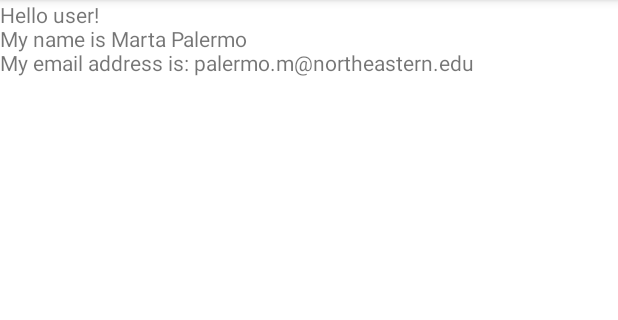
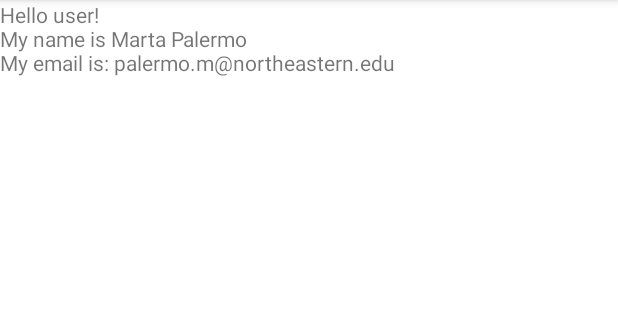
Before and after one commit to martapalermo/5520_SemesterApp, an Android app: the About screen opened directly, with no data from a screen before it, on a phone screen of 412 x 824 dp, the part 84-404 px from its top. Run offline under Robolectric (Android 15) with nearby library versions, the phone set to English and light mode, and no system bars.

```diff
--- a/app/src/main/java/edu/neu/madcourse/madsu21_martapalermo/A3.java
+++ b/app/src/main/java/edu/neu/madcourse/madsu21_martapalermo/A3.java
@@ -3,4 +3,5 @@ package edu.neu.madcourse.madsu21_martapalermo;
 import androidx.appcompat.app.AppCompatActivity;
 
 public class A3 extends AppCompatActivity {
+
 }
--- a/app/src/main/res/layout/activity_about.xml
+++ b/app/src/main/res/layout/activity_about.xml
@@ -10,9 +10,10 @@
         android:id="@+id/textView1"
         android:layout_width="wrap_content"
         android:layout_height="wrap_content"
-        android:text="@string/hello_user_nmy_name_is_marta_palermo_nmy_email_address_is_palermo_m_northeastern_edu"
-        tools:layout_editor_absoluteX="0dp"
-        tools:layout_editor_absoluteY="347dp"
-        tools:ignore="MissingConstraints" />
+        android:text="Hello user! \nMy name is Marta Palermo
+        \nMy email is: palermo.m@northeastern.edu"
+        tools:ignore="MissingConstraints"
+        tools:layout_editor_absoluteX="72dp"
+        tools:layout_editor_absoluteY="339dp" />
 
 </androidx.constraintlayout.widget.ConstraintLayout>
--- a/build.gradle
+++ b/build.gradle
@@ -16,7 +16,6 @@ allprojects {
     repositories {
         google()
         mavenCentral()
-        jcenter() // Warning: this repository is going to shut down soon
     }
 }
 
```
Also changed, not shown: app/src/main/java/edu/neu/madcourse/madsu21_martapalermo/MainActivity.java (+10 -0 lines).
